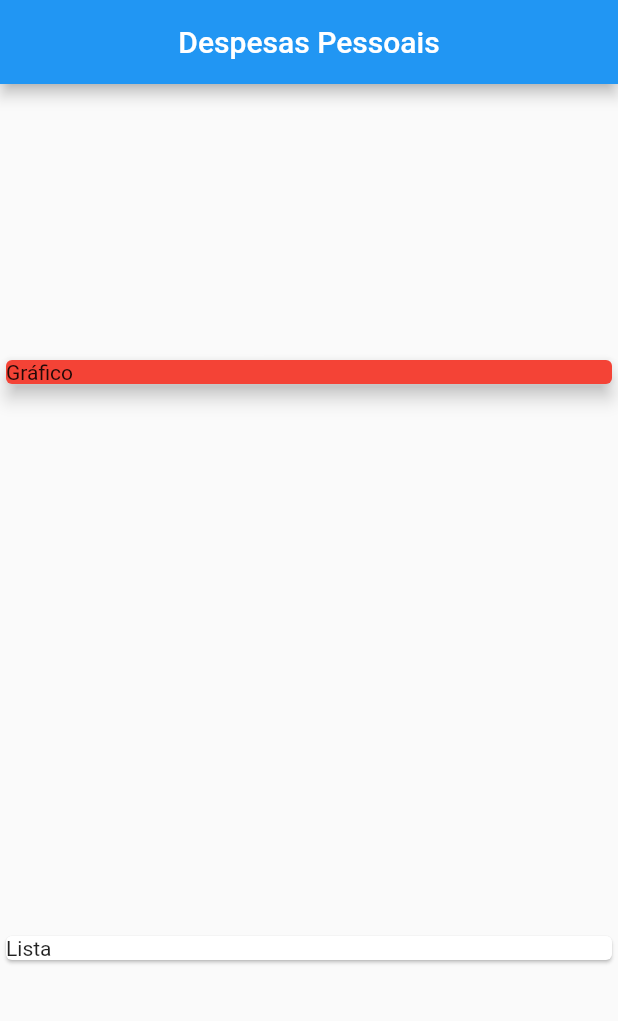
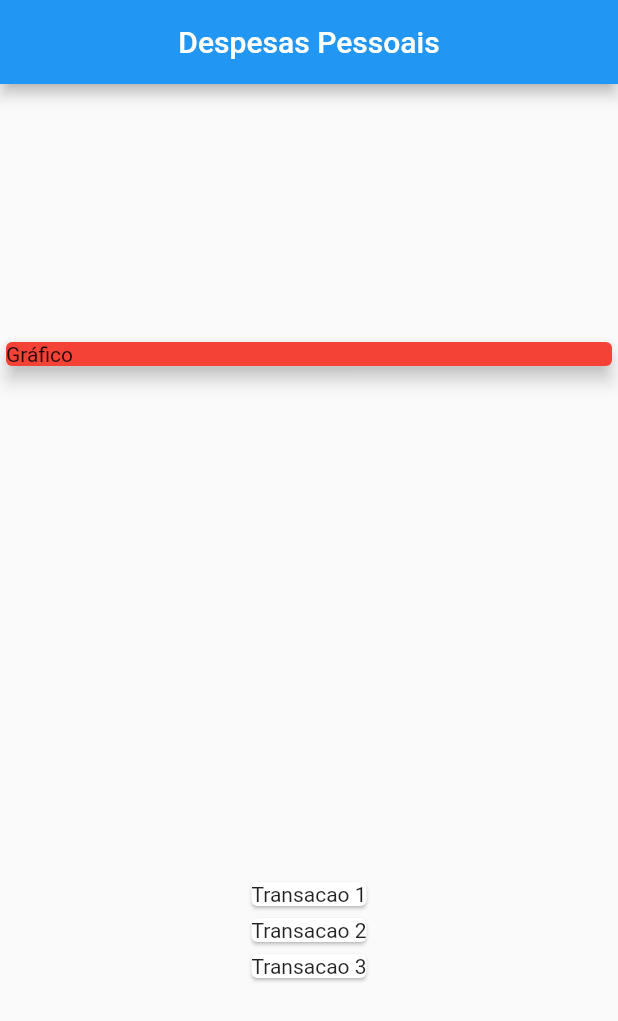
Before and after one commit to anderson-s/AppDespesasPessoais, a Flutter app: the screen it shows after launch, on a phone screen of 412 x 824 dp. Shown: the top 1021 px of the screen. Run offline on Flutter 3.47's test engine with Material 2 defaults, Android fonts, the phone set to English and light mode, and no system bars.

Commit message:
Adicionando a lista de transacoes por meio do mapeamento de seus dados

```diff
--- a/lib/home.dart
+++ b/lib/home.dart
@@ -40,17 +40,23 @@ class _HomeState extends State<Home> {
         mainAxisAlignment: MainAxisAlignment.spaceAround,
         crossAxisAlignment:
             CrossAxisAlignment.stretch, //Ocupa a largura inteira
-        children: const [
-          SizedBox(
+        children: [
+          const SizedBox(
             child: Card(
               color: Colors.red,
               elevation: 5,
               child: Text("Gráfico"),
             ),
           ),
-          Card(
-            child: Text("Lista"),
-          )
+          Column(
+            children: [
+              ..._transacoes
+                .map(
+                  (e) => Card(child: Text(e.titulo.toString())),
+                )
+                .toList(),
+            ]
+          ),
         ],
       ),
     );
```
